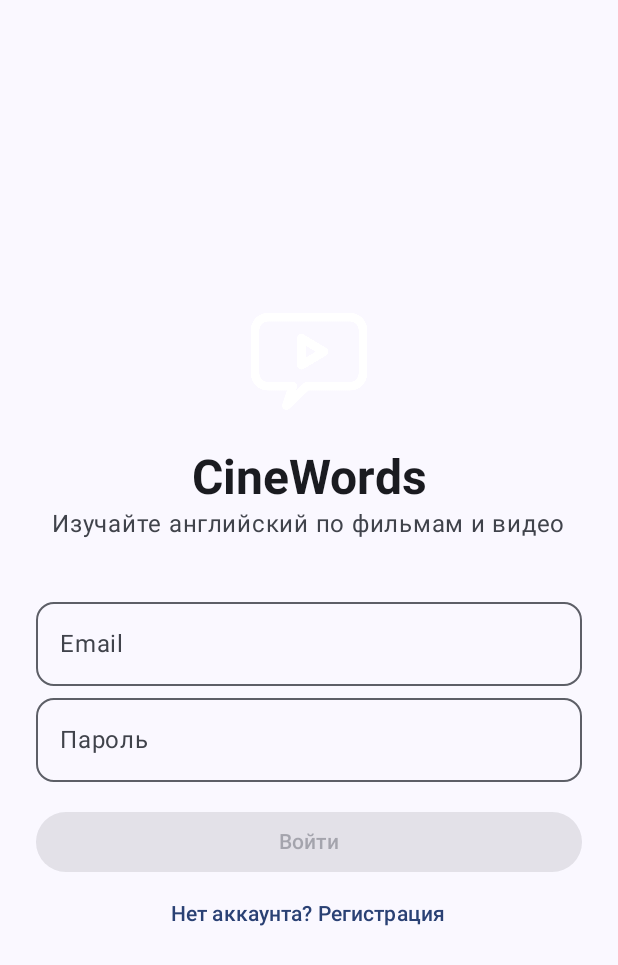
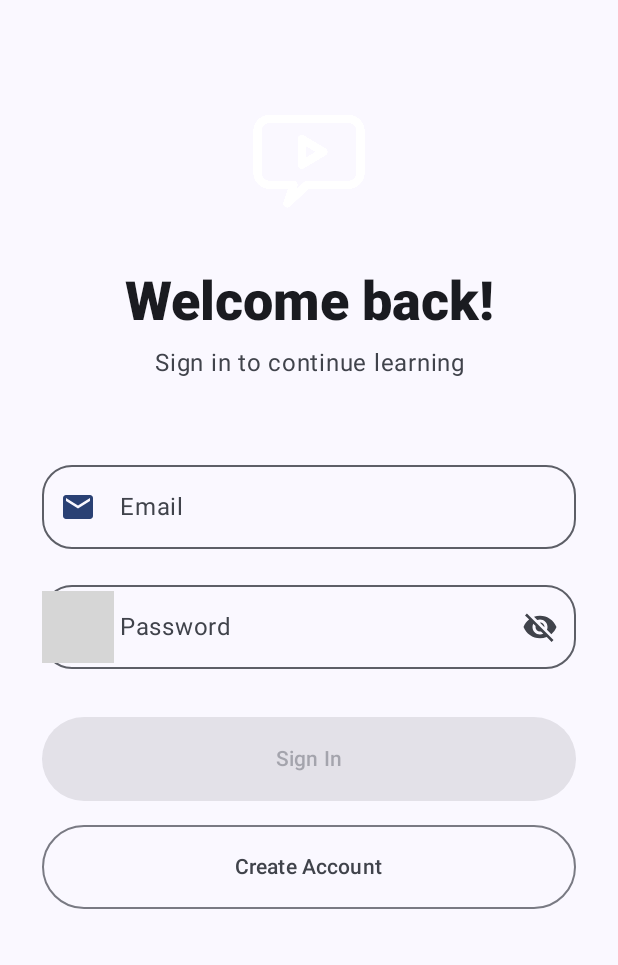
Before and after one commit to verge88/cinewords_native, an Android app built with Jetpack Compose: the screen it shows after launch (MainActivity), on a phone screen of 412 x 824 dp. Shown: the top 965 px of the screen. Run offline under Robolectric (Android 15) with nearby library versions, the phone set to English and light mode, and no system bars; 1 statement that could not run was skipped; grey boxes are pictures that could not be loaded.

Commit message:
design: match Flutter profile bento, vocabulary tabs and sign-in layout

```diff
--- a/app/src/main/java/com/cinewords/nativeapp/MainActivity.kt
+++ b/app/src/main/java/com/cinewords/nativeapp/MainActivity.kt
@@ -18,6 +18,8 @@ import androidx.compose.ui.Modifier
 import androidx.compose.ui.graphics.Color
 import androidx.compose.ui.text.font.FontWeight
 import androidx.compose.ui.text.input.PasswordVisualTransformation
+import androidx.compose.ui.text.input.VisualTransformation
+import androidx.compose.ui.text.style.TextAlign
 import androidx.compose.ui.res.painterResource
 import androidx.compose.ui.unit.dp
 import kotlinx.coroutines.launch
@@ -112,7 +114,7 @@ private fun CineApp(state: CineState) {
                 "catalog", "movies" -> CatalogScreen(state)
                 "dictionary" -> DictionaryScreen(state)
                 "exercises" -> ExercisesHub(state)
-                "profile" -> ProfileScreen(state)
+                "profile" -> CineProfileScreen(state)
                 "video_detail" -> VideoDetailScreen(state)
                 "player" -> PlayerScreen(state)
                 "review" -> ReviewScreen(state)
@@ -133,41 +135,81 @@ private fun AuthScreen(state: CineState) {
     var name by remember { mutableStateOf("") }
     var email by remember { mutableStateOf("") }
     var password by remember { mutableStateOf("") }
+    var visiblePassword by remember { mutableStateOf(false) }
     var busy by remember { mutableStateOf(false) }
     var message by remember { mutableStateOf("") }
-    Column(Modifier.fillMaxSize().verticalScroll(rememberScrollState()).padding(24.dp),
-        verticalArrangement = Arrangement.Center, horizontalAlignment = Alignment.CenterHorizontally) {
+    Column(Modifier.fillMaxSize().verticalScroll(rememberScrollState())
+        .padding(horizontal = 28.dp),
+        horizontalAlignment = Alignment.CenterHorizontally) {
+        Spacer(Modifier.height(60.dp))
         Image(painter = painterResource(R.drawable.splash_logo),
-            contentDescription = "CineWords", modifier = Modifier.size(92.dp))
+            contentDescription = "CineWords", modifier = Modifier.size(88.dp))
+        Spacer(Modifier.height(32.dp))
+        Text(if (register) "Create Account" else "Welcome back!",
+            style = MaterialTheme.typography.displaySmall, fontWeight = FontWeight.ExtraBold,
+            textAlign = TextAlign.Center)
+        Spacer(Modifier.height(8.dp))
+        Text(if (register) "Start learning with videos" else "Sign in to continue learning",
+            style = MaterialTheme.typography.bodyLarge, textAlign = TextAlign.Center,
+            color = MaterialTheme.colorScheme.onSurfaceVariant)
+        Spacer(Modifier.height(48.dp))
+        if (register) {
+            OutlinedTextField(value = name, onValueChange = { name = it },
+                leadingIcon = { Icon(Icons.Default.PersonOutline, null) },
+                label = { Text("Full Name") }, modifier = Modifier.fillMaxWidth(),
+                singleLine = true, shape = androidx.compose.foundation.shape.RoundedCornerShape(20.dp))
+            Spacer(Modifier.height(16.dp))
+        }
+        OutlinedTextField(value = email, onValueChange = { email = it },
+            leadingIcon = { Icon(Icons.Default.Email, null,
+                tint = MaterialTheme.colorScheme.primary) },
+            label = { Text("Email") }, modifier = Modifier.fillMaxWidth(),
+            singleLine = true, shape = androidx.compose.foundation.shape.RoundedCornerShape(20.dp))
         Spacer(Modifier.height(16.dp))
-        Text("CineWords", style = MaterialTheme.typography.headlineLarge, fontWeight = FontWeight.Bold)
-        Text("Изучайте английский по фильмам и видео",
-            color = MaterialTheme.colorScheme.onSurfaceVariant)
+        OutlinedTextField(value = password, onValueChange = { password = it },
+            leadingIcon = { Icon(Icons.Default.LockOutline, null,
+                tint = MaterialTheme.colorScheme.primary) },
+            trailingIcon = {
+                IconButton(onClick = { visiblePassword = !visiblePassword }) {
+                    Icon(if (visiblePassword) Icons.Default.Visibility
+                        else Icons.Default.VisibilityOff, "Показать пароль")
+                }
+            },
+            label = { Text("Password") },
+            visualTransformation = if (visiblePassword) VisualTransformation.None
+                else PasswordVisualTransformation(),
+            modifier = Modifier.fillMaxWidth(),
+            singleLine = true, shape = androidx.compose.foundation.shape.RoundedCornerShape(20.dp))
+        if (message.isNotBlank()) {
+            Spacer(Modifier.height(12.dp))
+            Text(message, color = MaterialTheme.colorScheme.error)
+        }
         Spacer(Modifier.height(32.dp))
-        if (register) OutlinedTextField(value = name, onValueChange = { name = it },
-            label = { Text("Ваше имя") }, modifier = Modifier.fillMaxWidth(), singleLine = true)
-        OutlinedTextField(value = email, onValueChange = { email = it },
-            label = { Text("Email") }, modifier = Modifier.fillMaxWidth(), singleLine = true)
-        OutlinedTextField(value = password, onValueChange = { password = it },
-            label = { Text("Пароль") }, visualTransformation = PasswordVisualTransformation(),
-            modifier = Modifier.fillMaxWidth(), singleLine = true)
-        Spacer(Modifier.height(16.dp))
-        Button(enabled = !busy && email.isNotBlank() && password.length >= 6,
-            modifier = Modifier.fillMaxWidth(), onClick = {
+        Button(enabled = !busy && email.contains("@") && password.length >= 6 &&
+                (!register || name.isNotBlank()),
+            modifier = Modifier.fillMaxWidth().heightIn(min = 56.dp),
+            onClick = {
                 scope.launch {
                     busy = true
                     try {
                         if (register) {
-                            val signedIn = state.api.signUp(email.trim(), password, name)
+                            val signedIn = state.api.signUp(email.trim(), password, name.trim())
                             if (!signedIn) message = "Подтвердите email, затем войдите"
                         } else state.api.signIn(email.trim(), password)
                     } catch (e: Exception) { message = e.message.orEmpty() }
                     finally { busy = false }
                 }
-            }) { Text(if (register) "Зарегистрироваться" else "Войти") }
-        TextButton(onClick = { register = !register; message = "" }) {
-            Text(if (register) "Уже есть аккаунт? Войти" else "Нет аккаунта? Регистрация")
+            }) {
+            if (busy) CircularProgressIndicator(modifier = Modifier.size(20.dp),
+                strokeWidth = 2.dp)
+            else Text(if (register) "Create Account" else "Sign In")
         }
-        if (message.isNotBlank()) Text(message, color = MaterialTheme.colorScheme.error)
+        Spacer(Modifier.height(16.dp))
+        OutlinedButton(onClick = {
+            register = !register; message = ""
+        }, modifier = Modifier.fillMaxWidth().heightIn(min = 56.dp)) {
+            Text(if (register) "Sign In" else "Create Account")
+        }
+        Spacer(Modifier.height(40.dp))
     }
 }
```
Also changed, not shown: app/src/main/java/com/cinewords/nativeapp/CineProfile.kt (added, +227 -0 lines), app/src/main/java/com/cinewords/nativeapp/Screens.kt (+110 -34 lines).
